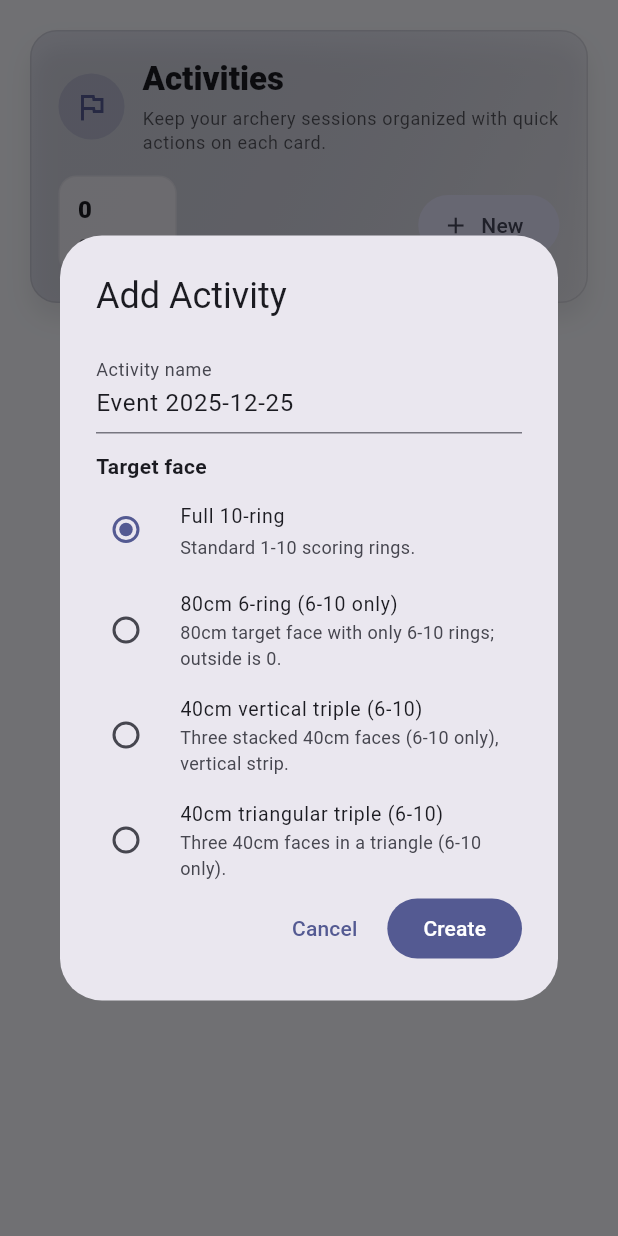
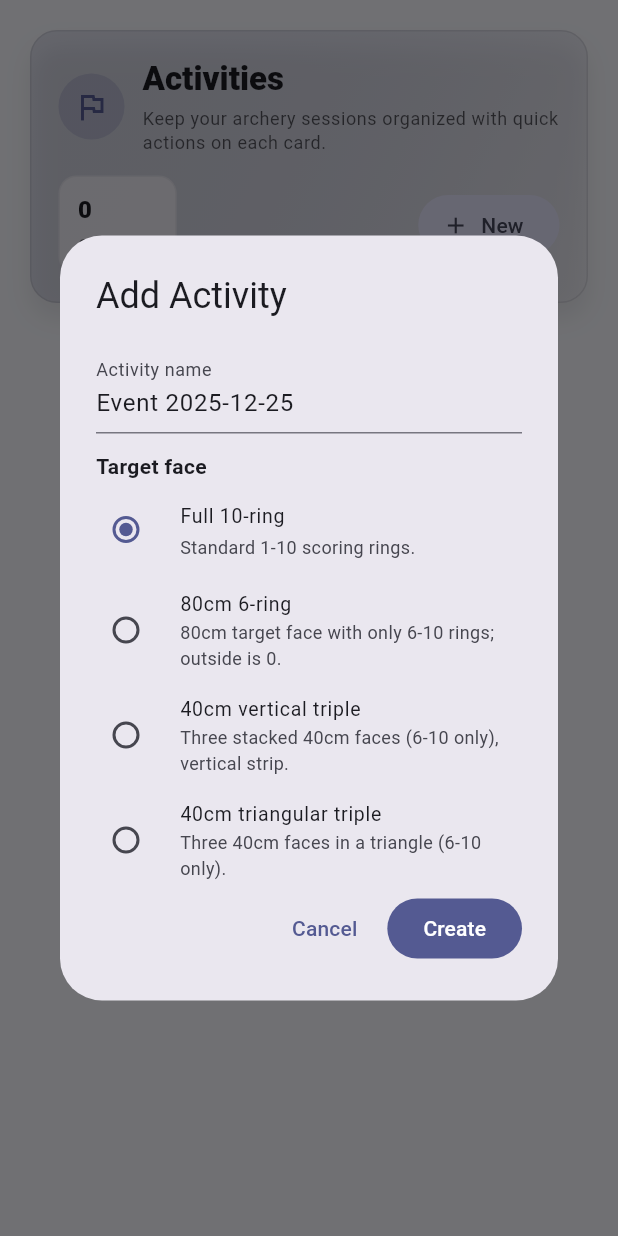
Before and after one commit to Ayaa17/album-flutter-codex, a Flutter app: the ActivitiesPage screen opened directly, after a tap on "New", on a phone screen of 412 x 824 dp. Run offline on Flutter 3.47's test engine with Material 3 defaults, Android fonts, the phone set to English and light mode, and no system bars; our stand-ins replace equatable, flutter_bloc, image_picker, shared_preferences; accounts and stored records are empty.

Commit message:
fix: only show error msg

```diff
--- a/lib/blocs/activity_detail/activity_detail_cubit.dart
+++ b/lib/blocs/activity_detail/activity_detail_cubit.dart
@@ -59,7 +59,7 @@ class ActivityDetailCubit extends Cubit<ActivityDetailState> {
           status: ActivityDetailStatus.success,
           rounds: updated,
           selectedRoundId: updated.isEmpty ? null : updated.last.id,
-          message: 'Round added.',
+          // message: 'Round added.',
         ),
       );
     } catch (_) {
@@ -101,7 +101,7 @@ class ActivityDetailCubit extends Cubit<ActivityDetailState> {
           status: ActivityDetailStatus.success,
           rounds: updated,
           selectedRoundId: newRound.id,
-          message: 'Round added with photo.',
+          // message: 'Round added with photo.',
         ),
       );
     } catch (_) {
@@ -144,7 +144,7 @@ class ActivityDetailCubit extends Cubit<ActivityDetailState> {
           status: ActivityDetailStatus.success,
           rounds: updated,
           selectedRoundId: round.id,
-          message: 'Arrow added: ${addedArrow.score} pts.',
+          // message: 'Arrow added: ${addedArrow.score} pts.',
         ),
       );
     } catch (_) {
--- a/lib/data/models/target_face.dart
+++ b/lib/data/models/target_face.dart
@@ -14,11 +14,11 @@ extension TargetFaceTypeX on TargetFaceType {
       case TargetFaceType.fullTenRing:
         return 'Full 10-ring';
       case TargetFaceType.half80cmSixRing:
-        return '80cm 6-ring (6-10 only)';
+        return '80cm 6-ring';
       case TargetFaceType.verticalTripleSixRing:
-        return '40cm vertical triple (6-10)';
+        return '40cm vertical triple';
       case TargetFaceType.triangularTripleSixRing:
-        return '40cm triangular triple (6-10)';
+        return '40cm triangular triple';
     }
   }
 
```
Also changed, not shown: lib/ui/activities/activity_detail_page.dart (+10 -5 lines).
